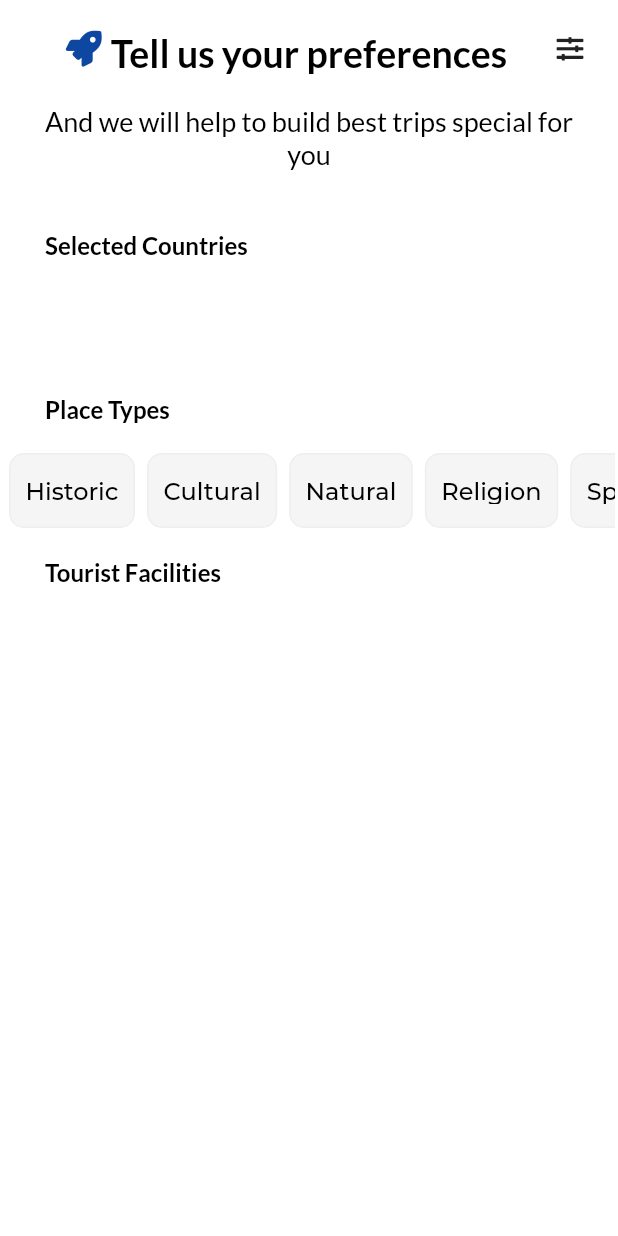
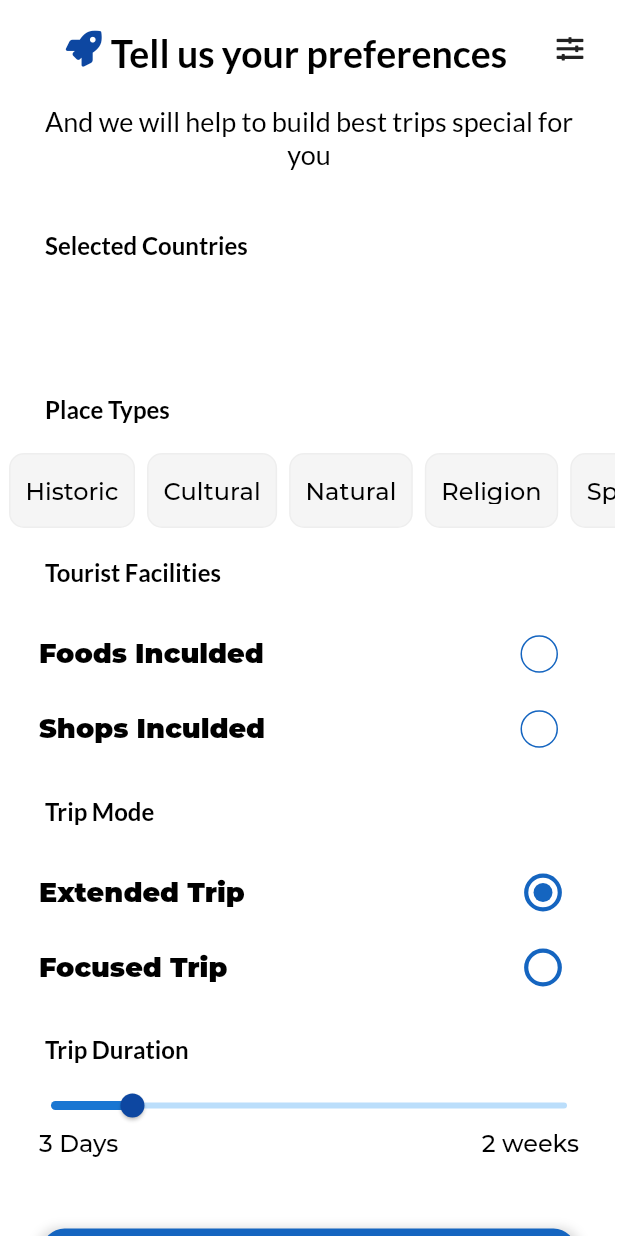
Before and after one commit to Nitro963/TripPal, a Flutter app: the FiltersPageV2 screen opened directly with empty values, on a phone screen of 412 x 824 dp. Run offline on Flutter 3.47's test engine with Material 2 defaults, Android fonts, the phone set to English and light mode, and no system bars; drawn by our look-alikes of roundcheckbox; our stand-ins replace charts_flutter, flutter_slidable, flutter_spinkit, flutter_svg, font_awesome_flutter, get and 5 more; missing offline and left inert: footer, overflow_view, transformer_page_view; statements that could not run were skipped; project files that could hold a hidden picture were left out.

Commit message:
add filters controller

```diff
--- a/lib/main.dart
+++ b/lib/main.dart
@@ -6,6 +6,7 @@ import 'package:travel_app/scr/controllers/weather_buddy_controller.dart';
 import 'package:travel_app/scr/models/places_search_controller.dart';
 import 'package:travel_app/scr/screens/Main/home.dart';
 import 'package:travel_app/scr/screens/credentials/login.dart';
+import 'package:travel_app/scr/screens/filters/cities_page.dart';
 import 'package:travel_app/scr/screens/weather/weather_buddy.dart';
 import 'package:travel_app/scr/shared/constants.dart';
 
--- /dev/null
+++ b/lib/scr/controllers/filters_controller.dart
@@ -0,0 +1,52 @@
+import 'package:get/get.dart';
+
+// enum TripMode { extendedTrip, focusedTrip }
+
+class FilterController extends GetxController {
+  @override
+  // ignore: must_call_super
+  void onInit() {
+    for (var type in placeType) {
+      contentCheck[type] = false.obs;
+      contentValues[type] = 5;
+    }
+  }
+
+  // List<String> tripMode = ['extendedTrip', 'focusedTrip'];
+
+  final List<String> _types = [
+    'Historic',
+    'Cultural',
+    'Natural',
+    'Religion',
+    'Sport',
+    'Architecture',
+  ].obs;
+
+  bool visible = false;
+
+  bool foodsChecked = false;
+  bool shopsChecked = false;
+
+  // TripMode tripMode = TripMode.extendedTrip;
+
+  Map<String, RxBool> contentCheck = Map<String, RxBool>();
+  Map<String, double> contentValues = Map<String, double>();
+
+  double daysCount = 3;
+
+  double placesPerDay = 3;
+  double foods = 5;
+  double shops = 5;
+
+  List<String> get placeType => this._types;
+
+  final List<String> tripModes = ["Extended", "Focused"];
+
+  String tripMode = 'Extended';
+  void onClickRadioButton(value) {
+    print(value);
+    tripMode = value;
+    update();
+  }
+}
--- a/lib/scr/models/places_search_controller.dart
+++ b/lib/scr/models/places_search_controller.dart
@@ -4,6 +4,7 @@ import 'package:travel_app/scr/models/place.dart';
 import 'package:travel_app/scr/shared/services/networking.dart';
 
 class PlacesSearchController extends GetxController {
+
   RxBool _isLoading = false.obs;
   RxList<Place> _suggestions = history.obs;
   RxString _query = ''.obs;
--- a/lib/scr/screens/filters/components/filter_sub_title.dart
+++ /dev/null
@@ -1,22 +0,0 @@
-
-import 'package:flutter/material.dart';
-import 'package:travel_app/scr/shared/constants.dart';
-
-class FilterSubTitle extends StatelessWidget {
-  const FilterSubTitle({
-    Key key,
-    @required this.filterName,
-  }) : super(key: key);
-  final String filterName;
-  @override
-  Widget build(BuildContext context) {
-    return Padding(
-      padding:  const EdgeInsets.symmetric(horizontal: 30.0, vertical: 20.0),
-      child: Text(
-        filterName,
-        textAlign: TextAlign.left,
-        style: kFiltersSubTitle,
-      ),
-    );
-  }
-}
--- a/lib/scr/screens/filters/components/filters_header.dart
+++ b/lib/scr/screens/filters/components/filters_header.dart
@@ -1,6 +1,25 @@
 import 'package:flutter/material.dart';
 import 'package:font_awesome_flutter/font_awesome_flutter.dart';
 import 'package:travel_app/scr/shared/constants.dart';
+
+class FilterSubTitle extends StatelessWidget {
+  const FilterSubTitle({
+    Key key,
+    @required this.filterName,
+  }) : super(key: key);
+  final String filterName;
+  @override
+  Widget build(BuildContext context) {
+    return Padding(
+      padding:  const EdgeInsets.symmetric(horizontal: 30.0, vertical: 20.0),
+      child: Text(
+        filterName,
+        textAlign: TextAlign.left,
+        style: kFiltersSubTitle,
+      ),
+    );
+  }
+}
 
 class FiltersHeader extends StatelessWidget {
   const FiltersHeader({
--- a/lib/scr/screens/filters/components/rounded_check_box.dart
+++ b/lib/scr/screens/filters/components/rounded_check_box.dart
@@ -29,7 +29,8 @@ class FilterCheckBox extends StatelessWidget {
             ),
           ),
           RoundCheckBox(
-            borderColor: Colors.grey[350],
+            borderColor: Colors.blue[800],
+
             size: 25.0,
             checkedColor: Colors.blue[800],
             onTap: onTap,
--- /dev/null
+++ b/lib/scr/screens/filters/components/rounded_radio_button.dart
@@ -0,0 +1,51 @@
+
+import 'package:flutter/material.dart';
+import 'package:get/get.dart';
+import 'package:travel_app/scr/controllers/filters_controller.dart';
+import 'package:travel_app/scr/shared/constants.dart';
+
+class RoundedRadioButton extends StatelessWidget {
+  const RoundedRadioButton({
+    Key key,
+    @required this.controller,
+    @required this.title,
+    @required this.idx
+  }) : super(key: key);
+
+  final FilterController controller;
+  final String title;
+  final int idx;
+  @override
+  Widget build(BuildContext context) {
+    return Container(
+      height: 50.0,
+      width: SizeConfig.screenWidth,
+      color: Colors.white,
+      padding: const EdgeInsets.fromLTRB(26.0, 0.0, 26.0, 0.0),
+      child: Row(
+        crossAxisAlignment: CrossAxisAlignment.center,
+        mainAxisAlignment: MainAxisAlignment.spaceBetween,
+        children: <Widget>[
+          Text(
+            title,
+            style: TextStyle(
+              fontSize: 18.0,
+              fontWeight: FontWeight.bold,
+            ),
+          ),
+          GetBuilder<FilterController>(
+            builder: (_) => Transform.scale(
+              scale: 1.4,
+              child: Radio(
+                  fillColor: MaterialStateColor.resolveWith(
+                      (states) => Colors.blue[800]),
+                  value: controller.tripModes[idx],
+                  groupValue: controller.tripMode,
+                  onChanged: (value) => controller.onClickRadioButton(value)),
+            ),
+          ),
+        ],
+      ),
+    );
+  }
+}
--- a/lib/scr/screens/filters/filter_page.dart
+++ b/lib/scr/screens/filters/filter_page.dart
@@ -1,121 +1,84 @@
 import 'package:flutter/material.dart';
 import 'package:font_awesome_flutter/font_awesome_flutter.dart';
 import 'package:get/get.dart';
+import 'package:travel_app/scr/controllers/filters_controller.dart';
 import 'package:travel_app/scr/screens/Trip/trip_resulte_screen.dart';
 import 'package:travel_app/scr/shared/constants.dart';
-import 'components/filter_sub_title.dart';
 import 'components/filters_header.dart';
 import 'components/rounded_button.dart';
 import 'components/rounded_check_box.dart';
 import 'components/rounded_gesture_widget.dart';
+import 'components/rounded_radio_button.dart';
 import 'components/rounded_slider.dart';
 import 'components/rounded_widget.dart';
 
 class FiltersPageV2 extends StatefulWidget {
   FiltersPageV2({Key key, @required this.content}) : super(key: key);
+
+  final FilterController controller = FilterController();
   final List<String> content;
-  final List<String> types = [
-    'Historic',
-    'Cultural',
-    'Natural',
-    'Religion',
-    'Sport',
-    'Architecture',
-  ];
+
   @override
   _FiltersPageV2State createState() => _FiltersPageV2State();
 }
 
-enum TripMode { extendedTrip, focusedTrip }
-
 class _FiltersPageV2State extends State<FiltersPageV2> {
-  bool _visible = false;
-
-  bool foodsChecked = false;
-  bool shopsChecked = false;
-
-  TripMode _tripMode = TripMode.extendedTrip;
-
-  Map<String, RxBool> _contentCheck = Map<String, RxBool>();
-  Map<String, double> _contentValues = Map<String, double>();
-
-  double _daysCount = 3;
-
-  double _placesPerDay = 3;
-  double _foods = 5;
-  double _shops = 5;
-
-  @override
-  void initState() {
-    super.initState();
-    for (var type in widget.types) {
-      _contentCheck[type] = false.obs;
-      _contentValues[type] = 5;
-    }
-  }
-
-  // now the problem is solved yet the code need a lot of refactoring
-  // it is recommended to isolate the state of this widget to GetX controller
-  // and convert the widget into a stateless widget (or GetView) since
-  // there is no animations. the code can be a lot simpler and shorter.
-  // take a look at weather body controllers and widgets for reference.
-  // using get you can get rid of media query! and Navigator.push
-  // also the controller is kept in the memory and manged by Get.
+  FilterController controller = Get.put(FilterController());
 
   List<Widget> buildSliders() {
     List<Widget> res = List<Widget>.empty(growable: true);
-    for (String type in _contentCheck.keys) {
-      if (_contentCheck[type].value) {
-        res.add(FilterSubTitle(
-            filterName: 'How interested are you in ' + type + ' places?'));
+    for (String type in controller.contentCheck.keys) {
+      if (controller.contentCheck[type].value) {
+        res.add(FilterSubTitle(filterName: 'How interested are you in ' + type + ' places?'));
         res.add(FiltersSlider(
-            count: _contentValues[type],
+            count: controller.contentValues[type],
             sliderType: 'Rate',
             min: '1',
             max: '10',
             onChanged: (newValue) {
               setState(() {
-                _contentValues[type] = newValue;
+                controller.contentValues[type] = newValue;
               });
             }));
       }
     }
-    res.add(FilterSubTitle(
-        filterName: 'How many places would you like to go to in one day?'));
+    res.add(FilterSubTitle(filterName: 'How many places would you like to go to in one day?'));
     res.add(FiltersSlider(
-        count: _placesPerDay,
+        count: controller.placesPerDay,
         sliderType: 'Rate',
         min: '1',
         max: '10',
         onChanged: (newValue) {
           setState(() {
-            _placesPerDay = newValue;
+             controller.placesPerDay = newValue;
           });
+
         }));
-    if (foodsChecked) {
-      res.add(FilterSubTitle(filterName: 'Your interest in foods'));
+    if (controller.foodsChecked) {
+      res.add(FilterSubTitle(filterName: 'Your interest in Foods & Drinks'));
       res.add(FiltersSlider(
-          count: _foods,
+          count: controller.foods,
           sliderType: 'Rate',
           min: '1',
           max: '10',
           onChanged: (newValue) {
             setState(() {
-              _foods = newValue;
+              controller.foods = newValue;
             });
+
           }));
     }
-    if (shopsChecked) {
-      res.add(FilterSubTitle(filterName: 'Your interest in shopping'));
+    if (controller.shopsChecked) {res.add(FilterSubTitle(filterName: 'Your interest in Shopping'));
       res.add(FiltersSlider(
-          count: _shops,
+          count: controller.shops,
           sliderType: 'Rate',
           min: '1',
           max: '10',
           onChanged: (newValue) {
             setState(() {
-              _shops = newValue;
+               controller.shops = newValue;
             });
+
           }));
     }
     return res;
@@ -130,7 +93,7 @@ class _FiltersPageV2State extends State<FiltersPageV2> {
           children: <Widget>[
             Container(
               width: SizeConfig.screenWidth,
-              height: SizeConfig.screenWidth,
+              height: SizeConfig.screenHeight,
               child: ListView(
                 children: <Widget>[
                   Stack(
@@ -153,7 +116,7 @@ class _FiltersPageV2State extends State<FiltersPageV2> {
                               ),
                               onPressed: () {
                                 setState(() {
-                                  _visible = true;
+                                  controller.visible = true;
                                 });
                               }),
                         ),
@@ -187,14 +150,14 @@ class _FiltersPageV2State extends State<FiltersPageV2> {
                           height: 50.0,
                           child: ListView.builder(
                               scrollDirection: Axis.horizontal,
-                              itemCount: widget.types.length,
+                              itemCount: controller.placeType.length,
                               itemBuilder: (ctx, i) {
-                                var type = widget.types[i];
+                                var type = controller.placeType[i];
                                 return RoundedGestWidget(
                                   title: type,
-                                  selected: _contentCheck[type],
+                                  selected: controller.contentCheck[type],
                                   onTap: () {
-                                    _contentCheck[type].toggle();
+                                    controller.contentCheck[type].toggle();
                                   },
                                 );
                               })),
@@ -207,7 +170,7 @@ class _FiltersPageV2State extends State<FiltersPageV2> {
                             Icon(Icons.check, color: Colors.white, size: 18.0),
                         onTap: (selected) {
                           setState(() {
-                            foodsChecked = !foodsChecked;
+                            controller.foodsChecked = !controller.foodsChecked;
                           });
                         },
                       ),
@@ -217,92 +180,26 @@ class _FiltersPageV2State extends State<FiltersPageV2> {
                             Icon(Icons.check, color: Colors.white, size: 18.0),
                         onTap: (selected) {
                           setState(() {
-                            shopsChecked = !shopsChecked;
+                            controller.shopsChecked = !controller.shopsChecked;
                           });
                         },
                       ),
                       FilterSubTitle(
                         filterName: 'Trip Mode',
                       ),
-                      Container(
-                        height: 50.0,
-                        width: SizeConfig.screenWidth,
-                        color: Colors.white,
-                        padding:
-                            const EdgeInsets.fromLTRB(26.0, 0.0, 26.0, 0.0),
-                        child: Row(
-                          crossAxisAlignment: CrossAxisAlignment.center,
-                          mainAxisAlignment: MainAxisAlignment.spaceBetween,
-                          children: <Widget>[
-                            Text(
-                              'Extended Trip',
-                              style: TextStyle(
-                                fontSize: 18.0,
-                                fontWeight: FontWeight.bold,
-                              ),
-                            ),
-                            Transform.scale(
-                              scale: 1.4,
-                              child: Radio<TripMode>(
-                                value: TripMode.extendedTrip,
-                                fillColor: MaterialStateColor.resolveWith(
-                                    (states) => Colors.blue[800]),
-                                groupValue: _tripMode,
-                                onChanged: (TripMode value) {
-                                  setState(() {
-                                    _tripMode = value;
-                                  });
-                                },
-                              ),
-                            ),
-                          ],
-                        ),
-                      ),
-                      Container(
-                        height: 50.0,
-                        width: SizeConfig.screenWidth,
-                        color: Colors.white,
-                        padding:
-                            const EdgeInsets.fromLTRB(26.0, 0.0, 26.0, 0.0),
-                        child: Row(
-                          crossAxisAlignment: CrossAxisAlignment.center,
-                          mainAxisAlignment: MainAxisAlignment.spaceBetween,
-                          children: <Widget>[
-                            Text(
-                              'Focused Trip',
-                              style: TextStyle(
-                                fontSize: 18.0,
-                                fontWeight: FontWeight.bold,
-                              ),
-                            ),
-                            Transform.scale(
-                              scale: 1.4,
-                              child: Radio<TripMode>(
-                                value: TripMode.focusedTrip,
-                                groupValue: _tripMode,
-                                fillColor: MaterialStateColor.resolveWith(
-                                    (states) => Colors.blue[800]),
-                                onChanged: (TripMode value) {
-                                  setState(() {
-                                    _tripMode = value;
-                                  });
-                                },
-                              ),
-                            ),
-                          ],
-                        ),
-                      ),
+                      RoundedRadioButton(idx : 0, title: 'Extended Trip', controller: controller),
+                      RoundedRadioButton(idx : 1, title: 'Focused Trip', controller: controller),
                       FilterSubTitle(
                         filterName: 'Trip Duration',
                       ),
                       FiltersSlider(
-                        count: _daysCount,
+                        count: controller.daysCount,
                         min: '3 Days',
                         max: '2 weeks',
                         sliderType: 'Days',
                         onChanged: (newValue) {
                           setState(() {
-                            _daysCount = newValue;
+                            controller.daysCount = newValue;
                           });
                         },
                       ),
@@ -328,7 +225,7 @@ class _FiltersPageV2State extends State<FiltersPageV2> {
               ),
             ),
             Visibility(
-              visible: _visible,
+              visible: controller.visible,
               child: Container(
                   width: SizeConfig.screenWidth,
                   height: SizeConfig.screenHeight,
@@ -344,13 +241,15 @@ class _FiltersPageV2State extends State<FiltersPageV2> {
                       ),
                       Expanded(
                         child: ListView(
-                            children: _visible == true ? buildSliders() : []),
+                            children: controller.visible == true
+                                ? buildSliders()
+                                : []),
                       ),
                       RoundedButton(
                           title: 'Save Controls',
                           onPressed: () {
                             setState(() {
-                              _visible = false;
+                              controller.visible = false;
                             });
                           },
                           color: Colors.blue[900],
--- a/lib/scr/screens/places/trip_planning.dart
+++ b/lib/scr/screens/places/trip_planning.dart
@@ -11,6 +11,7 @@ import 'package:travel_app/scr/shared/constants.dart';
 class TripPlanning extends StatelessWidget {
   final searchBarController = FloatingSearchBarController();
   final searchController = Get.find<PlacesSearchController>();
+
   Widget buildSearchBar(onTap) {
     final actions = [
       FloatingSearchBarAction.icon(
--- a/lib/scr/shared/constants.dart
+++ b/lib/scr/shared/constants.dart
@@ -74,6 +74,7 @@ final kSeconderyFiltersTitleStyle = TextStyle(
 class Themes {
   static ThemeData get mainTheme {
     return ThemeData(
+        unselectedWidgetColor:Colors.blue[800],
         primaryColor: const Color(0xff3f72af),
         primaryColorLight: const Color(0xffdbe2ef),
         primaryColorDark: const Color(0xff112d4e),
```
